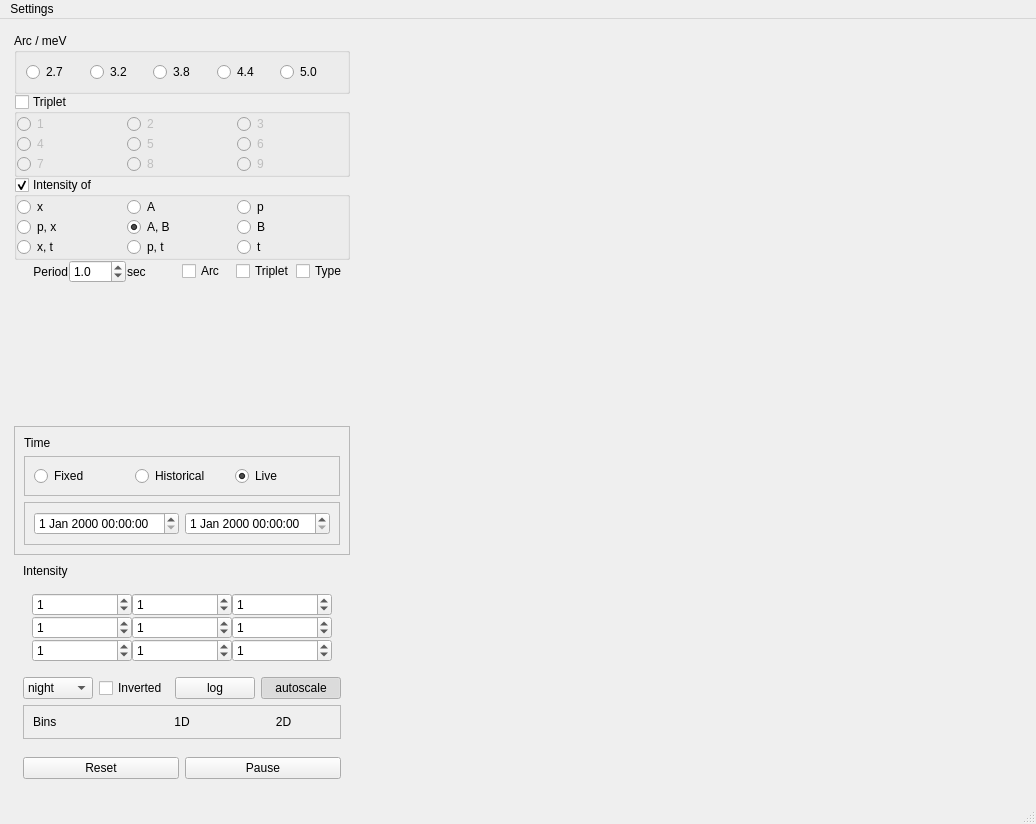
The window that src/fylgje/fylgje_window.ui (g5t/daqlite) describes before a commit, drawn with Qt 5.
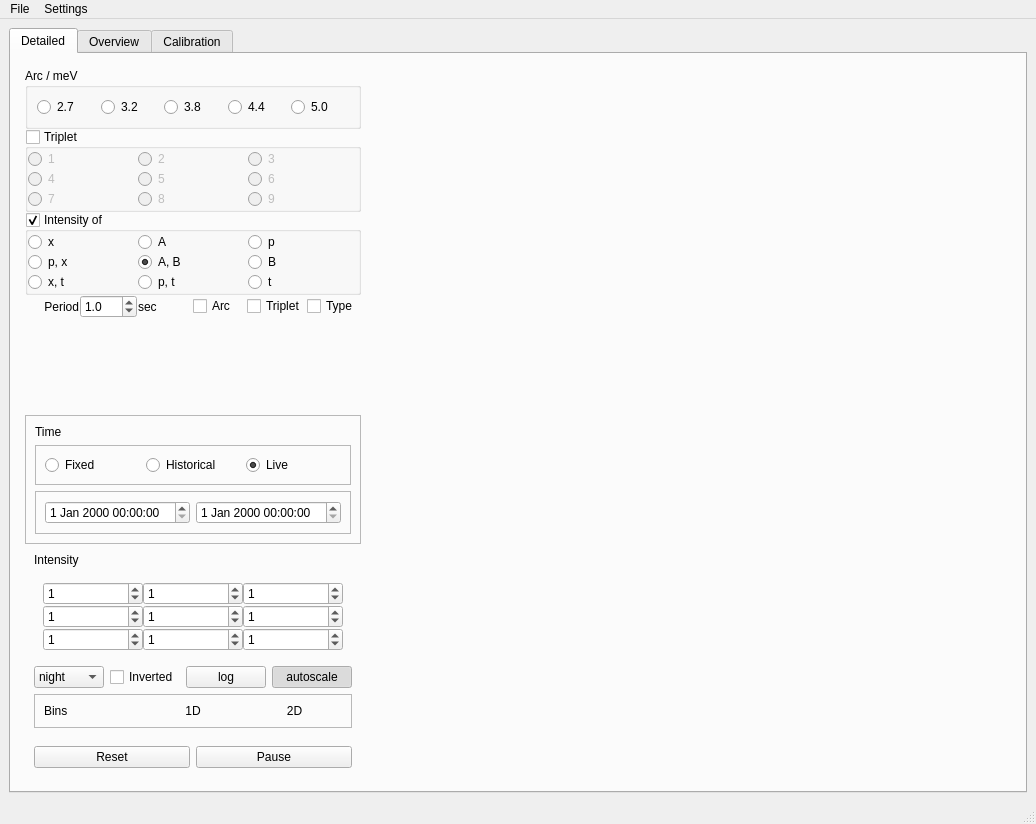
The same window after the commit. The open tabs and pages were chosen to show the change.

Commit message: [Add] (extra) calibration interface for BIFROST fylgje

Patch:
```diff
--- a/src/fylgje/fylgje_window.ui
+++ b/src/fylgje/fylgje_window.ui
@@ -23,31 +23,23 @@
    <enum>QTabWidget::TabShape::Rounded</enum>
   </property>
   <widget class="QWidget" name="centralwidget">
-   <layout class="QGridLayout" name="gridLayout_5">
-    <item row="0" column="1">
-     <widget class="QWidget" name="plotWidget" native="true">
-      <property name="sizeIncrement">
-       <size>
-        <width>1</width>
-        <height>1</height>
-       </size>
+   <layout class="QGridLayout" name="gridLayout_13">
+    <item row="0" column="0">
+     <widget class="QTabWidget" name="tabViewsWidget">
+      <property name="currentIndex">
+       <number>2</number>
       </property>
-      <layout class="QGridLayout" name="plotGrid">
-       <property name="leftMargin">
-        <number>7</number>
-       </property>
-       <property name="topMargin">
-        <number>7</number>
-       </property>
-       <property name="rightMargin">
-        <number>7</number>
-       </property>
-       <property name="bottomMargin">
-        <number>7</number>
-       </property>
-      </layout>
-     </widget>
-    </item>
+      <property name="tabsClosable">
+       <bool>false</bool>
+      </property>
+      <property name="tabBarAutoHide">
+       <bool>true</bool>
+      </property>
+      <widget class="QWidget" name="tabViewDetailed">
+       <attribute name="title">
+        <string>Detailed</string>
+       </attribute>
+       <layout class="QGridLayout" name="gridLayout_11">
     <item row="0" column="0">
      <widget class="QFrame" name="arcFrame">
       <property name="sizePolicy">
@@ -857,6 +849,54 @@
       </layout>
      </widget>
     </item>
+        <item row="0" column="1">
+         <widget class="QWidget" name="plotWidget" native="true">
+          <property name="sizeIncrement">
+           <size>
+            <width>1</width>
+            <height>1</height>
+           </size>
+          </property>
+          <layout class="QGridLayout" name="plotGrid">
+           <property name="leftMargin">
+            <number>7</number>
+           </property>
+           <property name="topMargin">
+            <number>7</number>
+           </property>
+           <property name="rightMargin">
+            <number>7</number>
+           </property>
+           <property name="bottomMargin">
+            <number>7</number>
+           </property>
+          </layout>
+         </widget>
+        </item>
+       </layout>
+      </widget>
+      <widget class="QWidget" name="tabViewOverview">
+       <attribute name="title">
+        <string>Overview</string>
+       </attribute>
+       <layout class="QGridLayout" name="gridLayout_10">
+        <item row="0" column="0">
+         <layout class="QGridLayout" name="overviewLayout"/>
+        </item>
+       </layout>
+      </widget>
+      <widget class="QWidget" name="tabViewCalibration">
+       <attribute name="title">
+        <string>Calibration</string>
+       </attribute>
+       <layout class="QGridLayout" name="gridLayout_12">
+        <item row="0" column="0">
+         <layout class="QGridLayout" name="calibrationLayout"/>
+        </item>
+       </layout>
+      </widget>
+     </widget>
+    </item>
    </layout>
   </widget>
   <widget class="QMenuBar" name="menubar">
@@ -875,6 +915,13 @@
     <addaction name="actionBroker"/>
     <addaction name="actionTopic"/>
    </widget>
+   <widget class="QMenu" name="menuFile">
+    <property name="title">
+     <string>File</string>
+    </property>
+    <addaction name="actionSave_Calibration"/>
+   </widget>
+   <addaction name="menuFile"/>
    <addaction name="menuFylgje"/>
   </widget>
   <widget class="QStatusBar" name="statusbar"/>
```
Left out of the diff: 5 changed lines with no effect on the pictures. Lines whose indentation alone changed are shown as unchanged. The commit also changes 23 other files.
